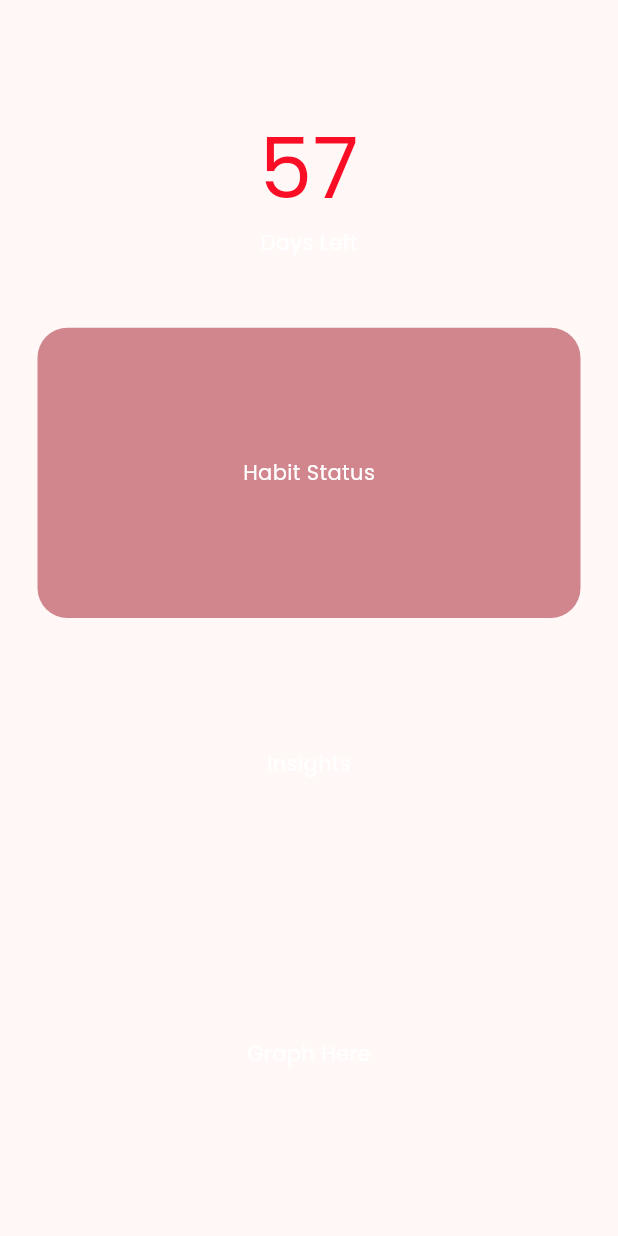
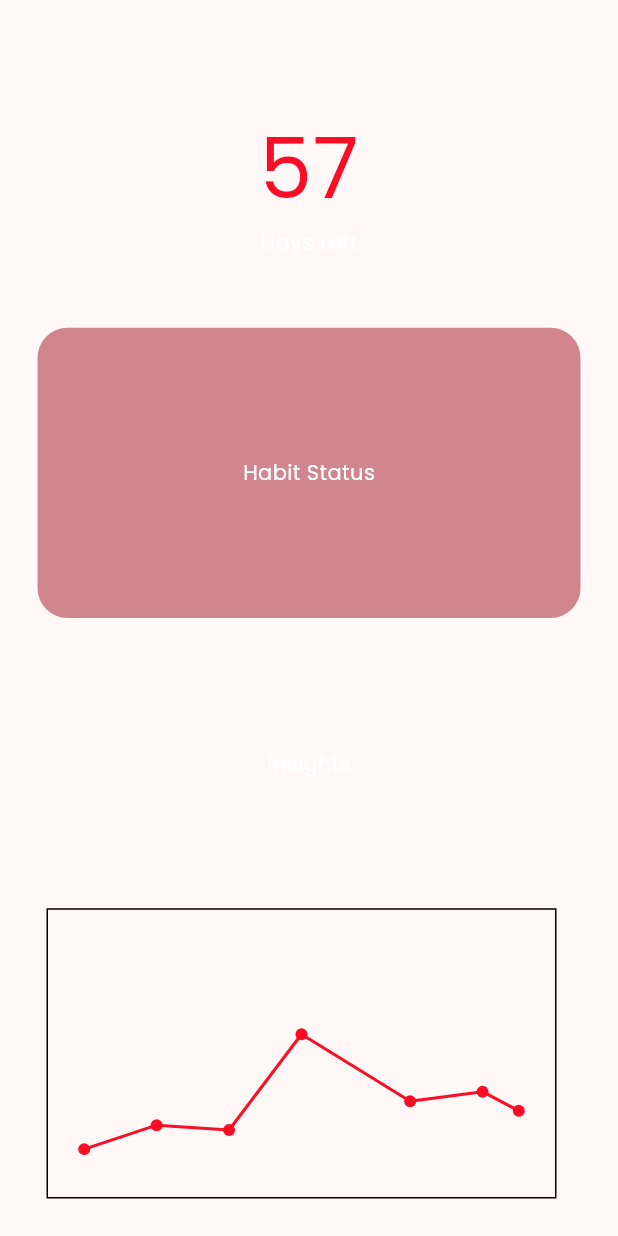
Before and after one commit to Ranger-NF/Eval-You, a Flutter app: the screen it shows after launch, on a phone screen of 412 x 824 dp. Run offline on Flutter 3.47's test engine with Material 3 defaults, Android fonts, the light colour scheme and no system bars; drawn by our look-alikes of fl_chart; our stand-ins replace google_fonts.

Commit message:
Upgraded flutter and added graph 📈

```diff
--- a/lib/main.dart
+++ b/lib/main.dart
@@ -1,6 +1,7 @@
 import 'package:flutter/material.dart';
 import 'package:google_fonts/google_fonts.dart';
-// import 'package:syncfusion_flutter_charts/charts.dart';
+
+import 'package:fl_chart/fl_chart.dart';
 
 void main() {
   runApp(const EvalApp());
@@ -78,7 +79,8 @@
                       child: Container(
                         decoration: BoxDecoration(
                             color: Theme.of(context).colorScheme.secondary,
-                    borderRadius: const BorderRadius.all(Radius.circular(20))),
+                            borderRadius:
+                                const BorderRadius.all(Radius.circular(20))),
                         child: const Row(
                           mainAxisAlignment: MainAxisAlignment.center,
                           children: [
@@ -92,38 +94,38 @@
                         mainAxisAlignment: MainAxisAlignment.center,
                         children: [Text("Insights")],
                       )),
-          const Expanded(
+                  Expanded(
                     flex: 1,
-              child: Column(
-                mainAxisAlignment: MainAxisAlignment.center,
-                children: [
-                  Text("Graph Here")
-                  // SfCartesianChart(
-                  //     // Initialize category axis
-                  //     primaryXAxis: const CategoryAxis(),
-                  //     series: <LineSeries<SalesData, String>>[
-                  //       LineSeries<SalesData, String>(
-                  //           // Bind data source
-                  //           dataSource: <SalesData>[
-                  //             SalesData('Jan', 35),
-                  //             SalesData('Feb', 28),
-                  //             SalesData('Mar', 34),
-                  //             SalesData('Apr', 32),
-                  //             SalesData('May', 40)
-                  //           ],
-                  //           xValueMapper: (SalesData sales, _) => sales.year,
-                  //           yValueMapper: (SalesData sales, _) => sales.sales)
-                  //     ])
+                    child: Padding(
+                      padding: const EdgeInsets.only(right: 16, left: 6),
+                      child: LineChart(LineChartData(
+                          gridData: const FlGridData(show: false),
+                          lineTouchData: LineTouchData(
+                              handleBuiltInTouches: true,
+                              touchTooltipData: LineTouchTooltipData(
+                                  tooltipBgColor:
+                                      Colors.blueGrey.withOpacity(0.8))),
+                          titlesData: const FlTitlesData(
+                              show: false,
+                              leftTitles: AxisTitles(
+                                  sideTitles: SideTitles(showTitles: true))),
+                          lineBarsData: [
+                            LineChartBarData(spots: const [
+                              FlSpot(1, 1),
+                              FlSpot(3, 1.5),
+                              FlSpot(5, 1.4),
+                              FlSpot(7, 3.4),
+                              FlSpot(10, 2),
+                              FlSpot(12, 2.2),
+                              FlSpot(13, 1.8),
+                            ], color: Theme.of(context).primaryColor)
                           ],
-              ))
-        ],
+                          minX: 0,
+                          maxX: 14,
+                          minY: 0,
+                          maxY: 6)),
                     ),
-    ));
+                  )
+                ])));
   }
 }
-
-// class SalesData {
-//   SalesData(this.year, this.sales);
-//   final String year;
-//   final double sales;
-// }
--- a/pubspec.yaml
+++ b/pubspec.yaml
@@ -35,7 +35,7 @@ dependencies:
   # Use with the CupertinoIcons class for iOS style icons.
   cupertino_icons: ^1.0.2
   google_fonts: ^6.1.0
-  syncfusion_flutter_charts: ^24.2.3+1
+  fl_chart: ^0.66.1
 
 dev_dependencies:
   flutter_test:
@@ -46,7 +46,7 @@ dev_dependencies:
   # activated in the `analysis_options.yaml` file located at the root of your
   # package. See that file for information about deactivating specific lint
   # rules and activating additional ones.
-  flutter_lints: ^2.0.0
+  flutter_lints: ^3.0.1
 
 # For information on the generic Dart part of this file, see the
 # following page: https://dart.dev/tools/pub/pubspec
```
Also changed, not shown: pubspec.lock. Lines whose indentation alone changed are shown as unchanged.
